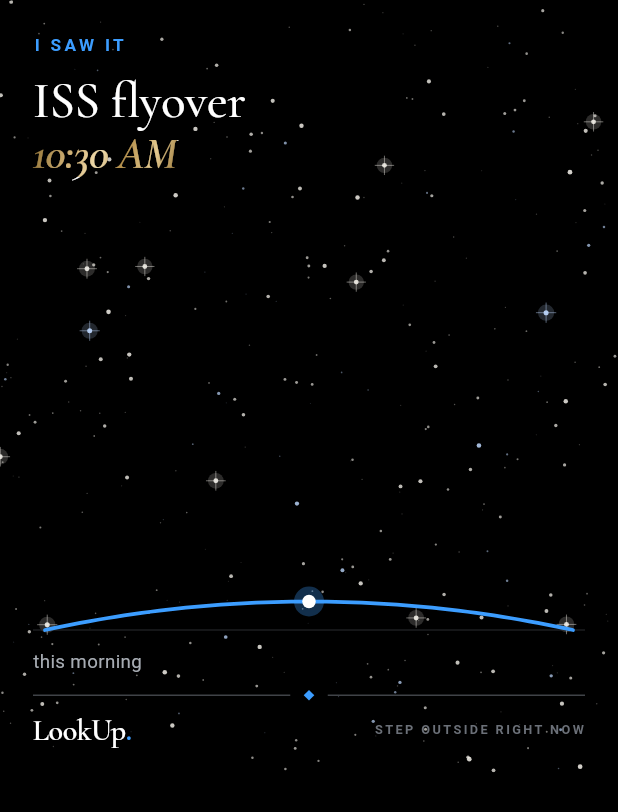
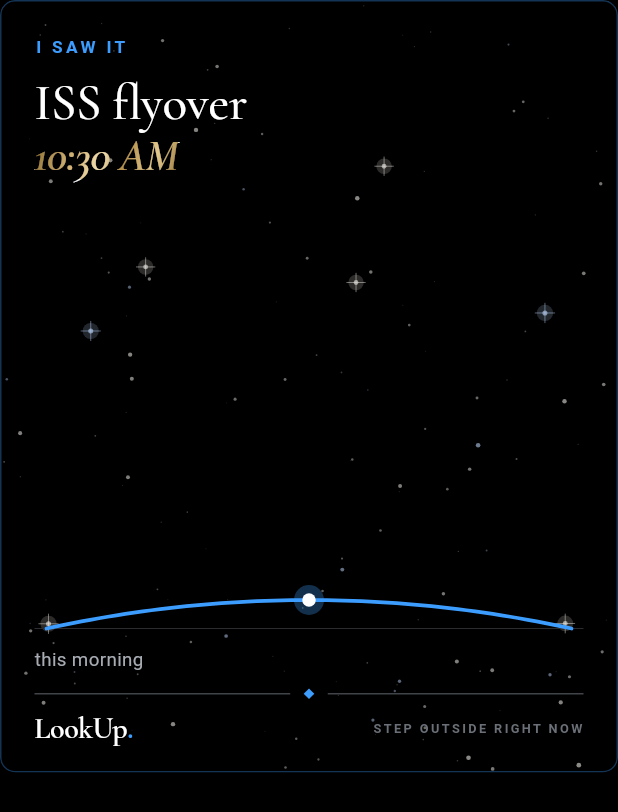
Before and after one commit to brilliant-disruptions/lookup, a Flutter app: the ShareCard widget shown alone on an empty page, opened directly with empty values, on a phone screen of 412 x 824 dp. Shown: the top 812 px of the screen. Run offline on Flutter 3.47's test engine with Material 3 defaults, Android fonts, the phone set to English and light mode, and no system bars; our stand-ins replace firebase_core, firebase_messaging, flutter_local_notifications, flutter_riverpod, flutter_timezone, geolocator and 5 more; missing offline and left inert: flutter_rotation_sensor, home_widget, satellite_observer, workmanager; accounts and stored records are empty; statements that could not run were skipped.

Commit message:
Android minSdk 26, share-card polish, screenshots and README
- minSdk 26 (Android 8.0): sentry_flutter 10 requires it; the release
  build failed the manifest merge at 24. Drops Android 7 (~1%).
- Release APK builds with the native widget registered (verified with
  aapt2 on the merged manifest).
- Share cards: fewer, dimmer stars and a hairline border.
- Screenshots for the finder, log, share cards and the new event types;
  README features list, data sources and test commands.

Co-Authored-By: Claude Opus 5.5 <noreply@anthropic.com>
Claude-Session: https://claude.ai/code/session_013pwKe1W1VGMUKyirPvA5YA

```diff
--- a/lib/ui/share_card.dart
+++ b/lib/ui/share_card.dart
@@ -110,9 +110,14 @@ class ShareCard extends StatelessWidget {
       child: ClipRRect(
         borderRadius: BorderRadius.circular(10),
         child: Container(
-          color: Colors.black,
+          decoration: BoxDecoration(
+            color: Colors.black,
+            borderRadius: BorderRadius.circular(10),
+            border: Border.all(color: const Color(0x553C9DFF)),
+          ),
           child: Starfield(
-            density: 0.0016,
+            density: 0.0007,
+            maxOpacity: 0.6,
             seed: e.id.hashCode,
             fadeBottom: false,
             child: Padding(
```
Also changed, not shown: 12 other files.
